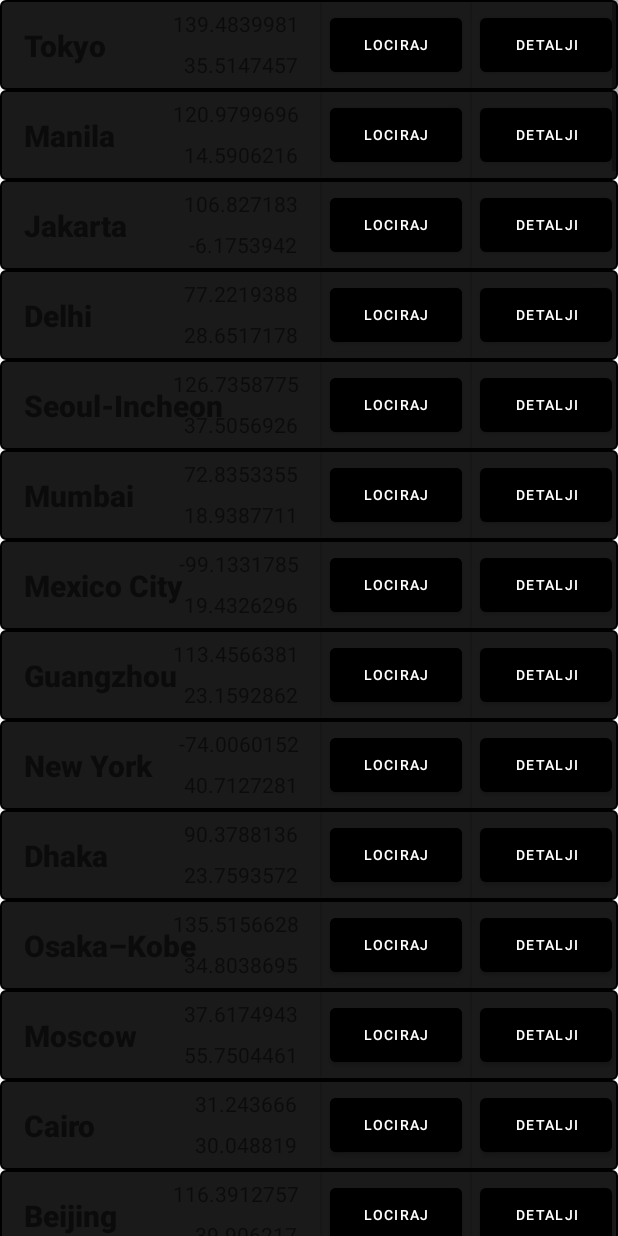
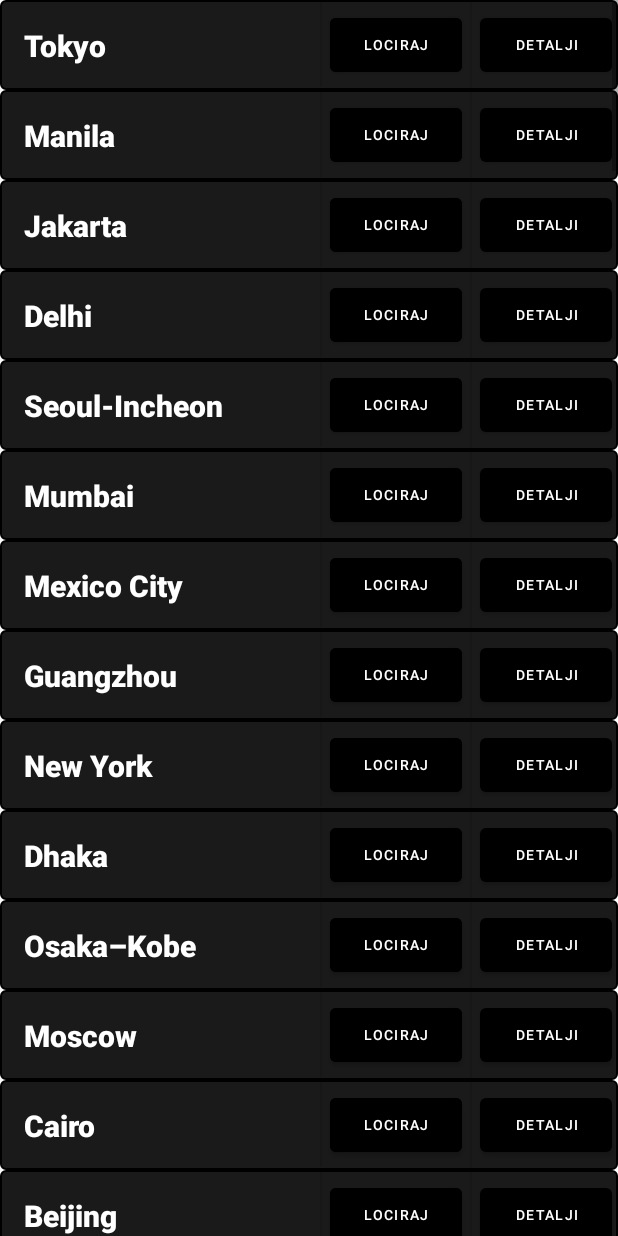
Before and after one commit to tarikturkovic0/NavigacijaProjekat, an Android app: the CitiesListFragment screen opened through its navigation route, on a phone screen of 412 x 824 dp. Run offline under Robolectric (Android 15) with nearby library versions, the phone set to English and light mode, and no system bars; our stand-ins replace data binding.

Commit message:
Popravio boje na listi

```diff
--- a/app/src/main/java/com/example/navigacijaprojekat/CitiesListFragment.kt
+++ b/app/src/main/java/com/example/navigacijaprojekat/CitiesListFragment.kt
@@ -403,7 +403,7 @@ val citiesJSON = """
 
 		},
 		{
-			"name": "Zhengzhou–Xingyang",
+			"name": "Xingyang",
 			"latitude": 34.7891274,
 			"longitude": 113.3724566,
 "country" : "China"
--- a/app/src/main/java/com/example/navigacijaprojekat/adapter/CityAdapter.kt
+++ b/app/src/main/java/com/example/navigacijaprojekat/adapter/CityAdapter.kt
@@ -20,8 +20,6 @@ class CityAdapter(private val context: Context, private val dataset: List<City>)
 {
     class CityViewHolder(private val view: View) : RecyclerView.ViewHolder(view) {
         val cityNameText: TextView = view.findViewById(R.id.city_id)
-        val cityLatText :TextView = view.findViewById(R.id.city_lat)
-        val cityLonText :TextView = view.findViewById(R.id.city_lon)
         val mapsButton : Button = view.findViewById(R.id.mapsButton)
         val detailsButton : Button = view.findViewById(R.id.detailsButton)
         public fun detailsSetup(country : String,latituda : String,longituda : String,naziv : String) {
@@ -43,8 +41,6 @@ class CityAdapter(private val context: Context, private val dataset: List<City>)
     override fun onBindViewHolder(holder: CityViewHolder, position: Int) {
         val city = dataset[position]
         holder.cityNameText.text = city.name
-        holder.cityLatText.text = city.latitude.toString()
-        holder.cityLonText.text = city.longitude.toString()
 
        holder.mapsButton.setOnClickListener {
            val intent : Intent = Intent(Intent.ACTION_VIEW)
--- a/app/src/main/res/layout/city_view.xml
+++ b/app/src/main/res/layout/city_view.xml
@@ -16,41 +16,13 @@
         android:layout_height="wrap_content"
         android:layout_marginStart="16dp"
         android:fontFamily="sans-serif-medium"
+        android:textColor="@color/white"
         android:textSize="20sp"
         android:textStyle="bold"
         app:layout_constraintBottom_toBottomOf="parent"
         app:layout_constraintStart_toStartOf="parent"
         app:layout_constraintTop_toTopOf="parent"
         app:layout_constraintVertical_bias="0.515">
-
-    </TextView>
-
-    <TextView
-        android:id="@+id/city_lat"
-        android:layout_width="wrap_content"
-        android:layout_height="wrap_content"
-        android:layout_marginStart="8dp"
-        android:layout_marginTop="8dp"
-        android:layout_marginEnd="8dp"
-        app:layout_constraintEnd_toStartOf="@+id/mapsButton"
-        app:layout_constraintHorizontal_bias="0.896"
-        app:layout_constraintStart_toStartOf="parent"
-        app:layout_constraintTop_toBottomOf="@+id/city_lon">
-
-    </TextView>
-
-    <TextView
-        android:id="@+id/city_lon"
-        android:layout_width="wrap_content"
-        android:layout_height="wrap_content"
-        android:layout_marginStart="8dp"
-        android:layout_marginEnd="8dp"
-        app:layout_constraintBottom_toBottomOf="parent"
-        app:layout_constraintEnd_toStartOf="@+id/mapsButton"
-        app:layout_constraintHorizontal_bias="0.896"
-        app:layout_constraintStart_toStartOf="parent"
-        app:layout_constraintTop_toTopOf="parent"
-        app:layout_constraintVertical_bias="0.146">
 
     </TextView>
 
```
